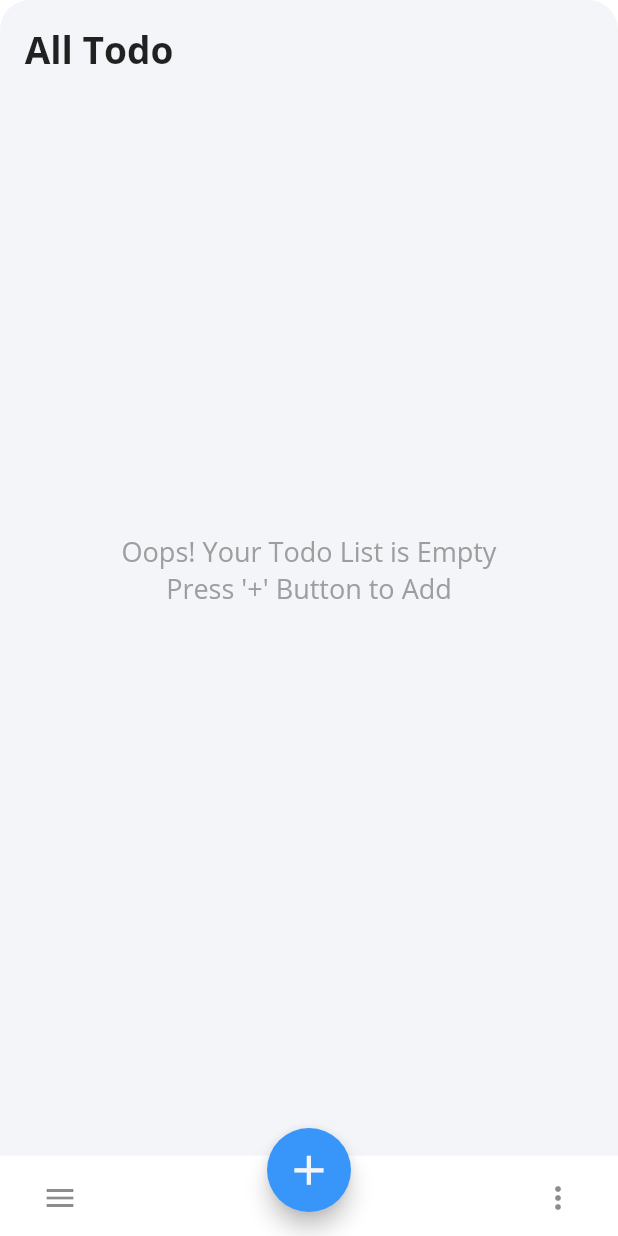
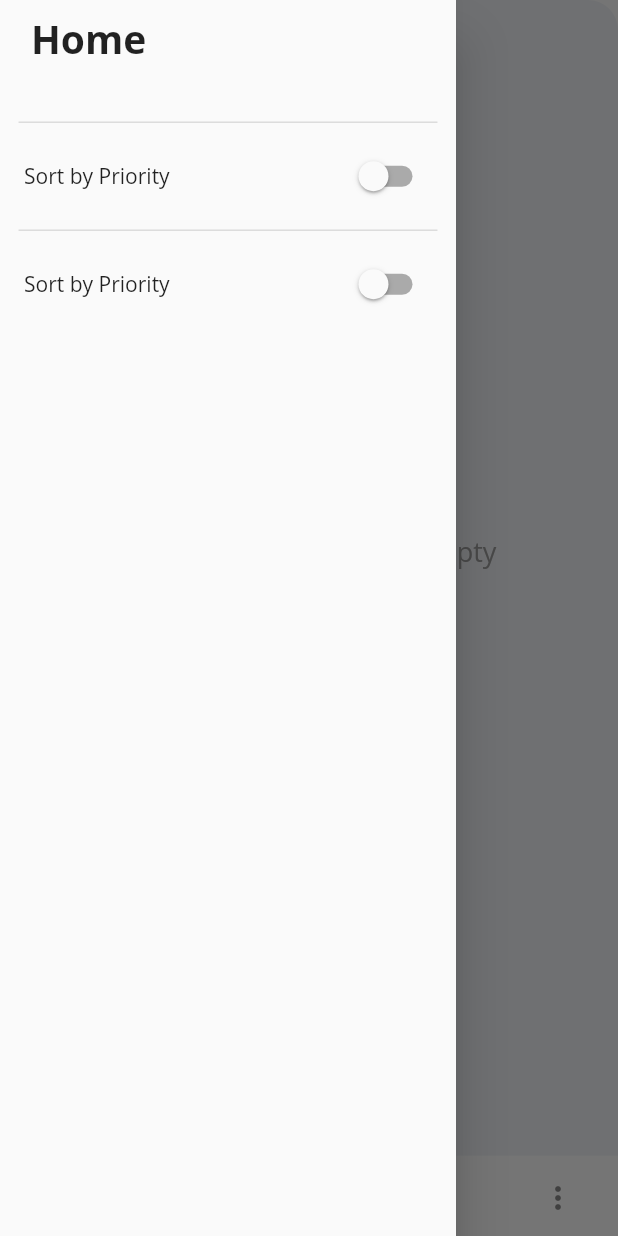
Before and after one commit to Jaineel-Mamtora/ToDo-List, a Flutter app: the HomeScreen screen opened by its route, with the side drawer open (before the commit the screen has no drawer), on a phone screen of 412 x 824 dp. Run offline on Flutter 3.47's test engine with Material 2 defaults, Android fonts, the phone set to English and light mode, and no system bars; our stand-ins replace cloud_firestore, email_validator, firebase_auth, fluttertoast; accounts and stored records are empty.

Commit message:
changed priority to enum

```diff
--- a/lib/models/Todo.dart
+++ b/lib/models/Todo.dart
@@ -1,9 +1,31 @@
 import 'package:cloud_firestore/cloud_firestore.dart';
+
+enum Priority { Important, Urgent, Critical }
+
+String getPriorityString(int index) {
+  Map<int, String> priorityMap = {
+    0: 'Important',
+    1: 'Urgent',
+    2: 'Critical',
+  };
+  return priorityMap[index];
+}
+
+int getPriorityIndex(String priority) {
+  Map<int, String> indexMap = {
+    0: 'Important',
+    1: 'Urgent',
+    2: 'Critical',
+  };
+  int index = indexMap.keys
+      .firstWhere((k) => indexMap[k] == priority, orElse: () => null);
+  return index;
+}
 
 class Todo {
   final String id;
   final String title;
-  final String priority;
+  final Priority priority;
   final Timestamp startDate;
   final Timestamp endDate;
 
@@ -19,7 +41,7 @@ class Todo {
     return {
       'id': id,
       'title': title,
-      'priority': priority,
+      'priority': priority.index,
       'startDate': startDate,
       'endDate': endDate,
     };
@@ -29,7 +51,7 @@ class Todo {
 class SubTodo {
   final String id;
   final String title;
-  final String priority;
+  final Priority priority;
   final Timestamp startDate;
   final Timestamp endDate;
 
@@ -45,7 +67,7 @@ class SubTodo {
     return {
       'id': id,
       'title': title,
-      'priority': priority,
+      'priority': priority.index,
       'startDate': startDate,
       'endDate': endDate,
     };
--- a/lib/providers/TodoProvider.dart
+++ b/lib/providers/TodoProvider.dart
@@ -18,7 +18,7 @@ class TodoProvider {
     DocumentReference todoDR = todoCR.document();
     String todoDocId = todoDR.documentID;
     if (todoEntity.title.isEmpty ||
-        todoEntity.priority.isEmpty ||
+        todoEntity.priority == null ||
         todoEntity.startDate == null ||
         todoEntity.endDate == null) {
       Fluttertoast.showToast(msg: "Please enter all the details");
@@ -28,7 +28,7 @@ class TodoProvider {
     await todoCR.document(todoDocId).setData({
       'id': todoDocId,
       'title': todoEntity.title,
-      'priority': todoEntity.priority,
+      'priority': todoEntity.priority.index,
       'startDate': todoEntity.startDate,
       'endDate': todoEntity.endDate,
     }, merge: true);
@@ -66,7 +66,8 @@ class TodoProvider {
             (subTodo) => SubTodo(
               id: subTodo['id'],
               title: subTodo['title'],
-              priority: subTodo['priority'],
+              priority:
+                  Priority.values[int.parse(subTodo['priority'].toString())],
               startDate: subTodo['startDate'],
               endDate: subTodo['endDate'],
             ),
@@ -113,7 +114,7 @@ class TodoProvider {
         .collection('todos');
 
     if (todoEntity.title.isEmpty ||
-        todoEntity.priority.isEmpty ||
+        todoEntity.priority == null ||
         todoEntity.startDate == null ||
         todoEntity.endDate == null) {
       Fluttertoast.showToast(msg: "Please enter all the details");
@@ -122,7 +123,7 @@ class TodoProvider {
 
     await todoCR.document(todoEntity.id).updateData({
       'title': todoEntity.title,
-      'priority': todoEntity.priority,
+      'priority': todoEntity.priority.index,
       'startDate': todoEntity.startDate,
       'endDate': todoEntity.endDate,
     });
@@ -155,7 +156,8 @@ class TodoProvider {
             (subTodo) => SubTodo(
               id: subTodo['id'],
               title: subTodo['title'],
-              priority: subTodo['priority'],
+              priority:
+                  Priority.values[int.parse(subTodo['priority'].toString())],
               startDate: subTodo['startDate'],
               endDate: subTodo['endDate'],
             ),
--- a/lib/screens/HomeScreen.dart
+++ b/lib/screens/HomeScreen.dart
@@ -6,6 +6,7 @@ import 'package:cloud_firestore/cloud_firestore.dart';
 import './TodoScreen.dart';
 import '../models/Todo.dart';
 import '../providers/FirebaseAuthenticationService.dart';
+import '../widgets/CustomDrawer.dart';
 import '../widgets/CustomTodoListTile.dart';
 
 class HomeScreen extends StatefulWidget {
@@ -16,6 +17,7 @@ class HomeScreen extends StatefulWidget {
 }
 
 class _HomeScreenState extends State<HomeScreen> {
+  final GlobalKey<ScaffoldState> _scaffoldKey = new GlobalKey<ScaffoldState>();
   final FirebaseAuthenticationService _auth = FirebaseAuthenticationService();
 
   @override
@@ -24,7 +26,9 @@ class _HomeScreenState extends State<HomeScreen> {
     double statusBarHeight = MediaQuery.of(context).padding.top;
     final user = Provider.of<FirebaseUser>(context);
     return Scaffold(
+      key: _scaffoldKey,
       backgroundColor: Colors.white,
+      drawer: CustomDrawer(),
       body: Container(
         margin: EdgeInsets.only(top: statusBarHeight * 1.1),
         height: double.maxFinite,
@@ -86,7 +90,8 @@ class _HomeScreenState extends State<HomeScreen> {
                                     todoEntity: Todo(
                                       id: doc.data['id'],
                                       title: doc.data['title'],
-                                      priority: doc.data['priority'],
+                                      priority: Priority.values[int.parse(
+                                          doc.data['priority'].toString())],
                                       startDate: doc.data['startDate'],
                                       endDate: doc.data['endDate'],
                                     ),
@@ -126,7 +131,7 @@ class _HomeScreenState extends State<HomeScreen> {
               child: ListTile(
                 leading: IconButton(
                   icon: Icon(Icons.menu),
-                  onPressed: () {},
+                  onPressed: () => _scaffoldKey.currentState.openDrawer(),
                 ),
                 trailing: PopupMenuButton(
                   itemBuilder: (context) => [
@@ -141,6 +146,19 @@ class _HomeScreenState extends State<HomeScreen> {
                         },
                       ),
                     ),
+                    // PopupMenuItem(
+                    //   value: 2,
+                    //   child: SwitchListTile(
+                    //     title: const Text('Sort by Priority'),
+                    //     value: sortByPriority,
+                    //     onChanged: (bool value) {
+                    //       setState(() {
+                    //         print(sortByPriority);
+                    //         sortByPriority = value;
+                    //       });
+                    //     },
+                    //   ),
+                    // ),
                   ],
                 ),
               ),
--- a/lib/screens/TodoScreen.dart
+++ b/lib/screens/TodoScreen.dart
@@ -32,7 +32,7 @@ class _TodoScreenState extends State<TodoScreen> {
   DateTime _pickedStartDate;
   DateTime _pickedEndDate;
 
-  List<String> _priorities = ['Critical', 'Urgent', 'Important'];
+  List<String> _priorities = ['Important', 'Urgent', 'Critical'];
   String _selectedPriority;
 
   _getStartDate(BuildContext ctx) async {
@@ -100,7 +100,7 @@ class _TodoScreenState extends State<TodoScreen> {
         isUpdate = true;
         isAlreadyUpdated = true;
         _titleController.text = widget.todoEntity.title;
-        _selectedPriority = widget.todoEntity.priority;
+        _selectedPriority = getPriorityString(widget.todoEntity.priority.index);
         _startDateController.text = DateFormat('dd MMM, yyyy')
             .format(widget.todoEntity.startDate.toDate());
         _endDateController.text = DateFormat('dd MMM, yyyy')
@@ -157,7 +157,8 @@ class _TodoScreenState extends State<TodoScreen> {
                                 todoEntity: Todo(
                                   id: widget.todoEntity.id,
                                   title: _titleController.text,
-                                  priority: _selectedPriority,
+                                  priority: Priority.values[
+                                      getPriorityIndex(_selectedPriority)],
                                   startDate: Timestamp.fromDate(
                                       widget.todoEntity.startDate.toDate()),
                                   endDate: Timestamp.fromDate(
@@ -169,7 +170,8 @@ class _TodoScreenState extends State<TodoScreen> {
                                 context: context,
                                 todoEntity: Todo(
                                   title: _titleController.text,
-                                  priority: _selectedPriority,
+                                  priority: Priority.values[
+                                      getPriorityIndex(_selectedPriority)],
                                   startDate:
                                       Timestamp.fromDate(_pickedStartDate),
                                   endDate: Timestamp.fromDate(_pickedEndDate),
@@ -353,7 +355,8 @@ class _TodoScreenState extends State<TodoScreen> {
                               id: subTodo['id'],
                               title: subTodo['title'],
                               endDate: subTodo['endDate'],
-                              priority: subTodo['priority'],
+                              priority: Priority.values[
+                                  int.parse(subTodo['priority'].toString())],
                               startDate: subTodo['startDate'],
                             ),
                           )
--- /dev/null
+++ b/lib/widgets/CustomDrawer.dart
@@ -0,0 +1,95 @@
+import 'package:flutter/material.dart';
+import 'package:provider/provider.dart';
+import 'package:firebase_auth/firebase_auth.dart';
+
+class CustomDrawer extends StatefulWidget {
+  static bool sortByPriority = false;
+  static bool sortByTitle = false;
+
+  @override
+  _CustomDrawerState createState() => _CustomDrawerState();
+}
+
+class _CustomDrawerState extends State<CustomDrawer> {
+  @override
+  Widget build(BuildContext context) {
+    final user = Provider.of<FirebaseUser>(context);
+    Size deviceSize = MediaQuery.of(context).size;
+    return Drawer(
+      child: SafeArea(
+        child: Column(
+          crossAxisAlignment: CrossAxisAlignment.start,
+          children: <Widget>[
+            Container(
+              child: Column(
+                crossAxisAlignment: CrossAxisAlignment.start,
+                children: <Widget>[
+                  Container(
+                    margin: EdgeInsets.symmetric(
+                      horizontal: deviceSize.width * 0.05,
+                      vertical: deviceSize.height * 0.01,
+                    ),
+                    child: Text(
+                      'Home',
+                      style: TextStyle(
+                        fontSize: 26,
+                        fontWeight: FontWeight.bold,
+                      ),
+                    ),
+                  ),
+                  Container(
+                    margin: EdgeInsets.symmetric(
+                      horizontal: deviceSize.width * 0.05,
+                    ),
+                    child: Text(
+                      '${user.email}',
+                      style: TextStyle(
+                        fontSize: 16,
+                      ),
+                    ),
+                  ),
+                  Container(
+                    margin: EdgeInsets.symmetric(
+                      horizontal: deviceSize.width * 0.03,
+                    ),
+                    child: Divider(
+                      thickness: 1,
+                    ),
+                  ),
+                  SwitchListTile(
+                    title: const Text('Sort by Priority'),
+                    value: CustomDrawer.sortByPriority,
+                    activeColor: Theme.of(context).primaryColor,
+                    onChanged: (bool value) {
+                      setState(() {
+                        CustomDrawer.sortByPriority = value;
+                      });
+                    },
+                  ),
+                  Container(
+                    margin: EdgeInsets.symmetric(
+                      horizontal: deviceSize.width * 0.03,
+                    ),
+                    child: Divider(
+                      thickness: 1,
+                    ),
+                  ),
+                  SwitchListTile(
+                    title: const Text('Sort by Priority'),
+                    value: CustomDrawer.sortByTitle,
+                    activeColor: Theme.of(context).primaryColor,
+                    onChanged: (bool value) {
+                      setState(() {
+                        CustomDrawer.sortByTitle = value;
+                      });
+                    },
+                  ),
+                ],
+              ),
+            ),
+          ],
+        ),
+      ),
+    );
+  }
+}
--- a/lib/widgets/CustomSubTodoListTile.dart
+++ b/lib/widgets/CustomSubTodoListTile.dart
@@ -47,7 +47,7 @@ class CustomSubTodoListTile extends StatelessWidget {
                   mainAxisAlignment: MainAxisAlignment.spaceBetween,
                   children: <Widget>[
                     Text('Subtask Priority :'),
-                    Text('${subTodoEntity.priority}'),
+                    Text('${getPriorityString(subTodoEntity.priority.index)}'),
                   ],
                 ),
                 Divider(
@@ -172,7 +172,7 @@ class CustomSubTodoListTile extends StatelessWidget {
               ),
               VerticalDivider(),
               Text(
-                'Priority : ${subTodoEntity.priority}',
+                'Priority : ${getPriorityString(subTodoEntity.priority.index)}',
                 style: TextStyle(fontSize: 12),
               ),
             ],
--- a/lib/widgets/CustomTodoListTile.dart
+++ b/lib/widgets/CustomTodoListTile.dart
@@ -132,7 +132,7 @@ class CustomTodoListTile extends StatelessWidget {
               ),
               VerticalDivider(),
               Text(
-                'Priority : ${todoEntity.priority}',
+                'Priority : ${getPriorityString(todoEntity.priority.index)}',
                 style: TextStyle(fontSize: 12),
               ),
             ],
--- a/lib/widgets/SubTaskDialogContent.dart
+++ b/lib/widgets/SubTaskDialogContent.dart
@@ -24,7 +24,7 @@ class _SubTaskDialogContentState extends State<SubTaskDialogContent> {
   DateTime _pickedStartDate;
   DateTime _pickedEndDate;
 
-  List<String> _priorities = ['Critical', 'Urgent', 'Important'];
+  List<String> _priorities = ['Important', 'Urgent', 'Critical'];
   String _selectedPriority;
 
   _getStartDate(BuildContext ctx) async {
@@ -228,7 +228,8 @@ class _SubTaskDialogContentState extends State<SubTaskDialogContent> {
                             subTodoEntity: SubTodo(
                               id: widget.subTodoEntity.id,
                               title: _titleController.text,
-                              priority: _selectedPriority,
+                              priority: Priority
+                                  .values[getPriorityIndex(_selectedPriority)],
                               startDate: Timestamp.fromDate(_pickedStartDate),
                               endDate: Timestamp.fromDate(_pickedEndDate),
                             ),
```
